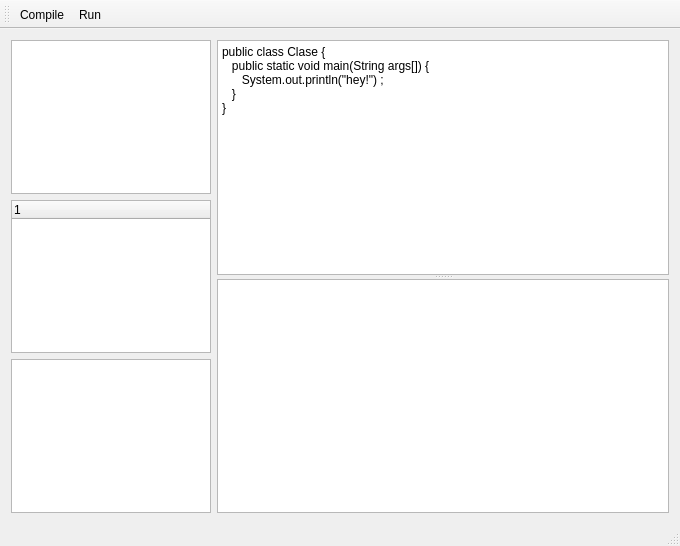
This is mainwindow.ui in ricardogang/CoderWatch as Qt 5 draws it before an edit. The edited form follows.
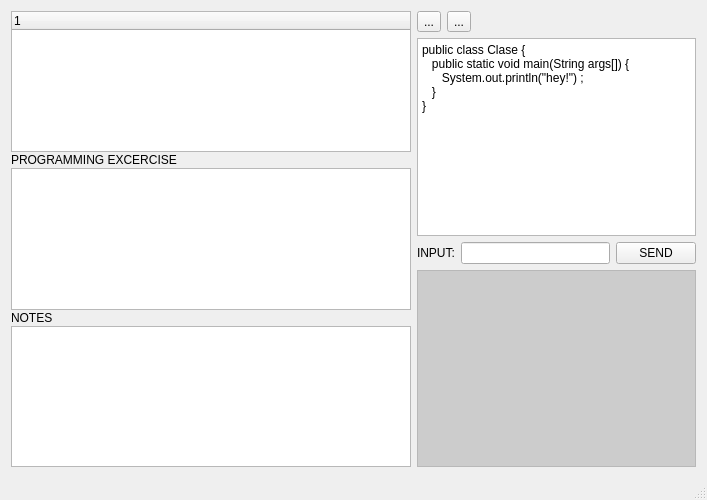
This is the edited form. Icons and pictures are not drawn.

```diff
--- a/mainwindow.ui
+++ b/mainwindow.ui
@@ -6,47 +6,43 @@
    <rect>
     <x>0</x>
     <y>0</y>
-    <width>680</width>
-    <height>546</height>
+    <width>707</width>
+    <height>500</height>
    </rect>
   </property>
-  <property name="maximumSize">
+  <property name="minimumSize">
    <size>
-    <width>2000</width>
-    <height>1500</height>
+    <width>700</width>
+    <height>500</height>
    </size>
   </property>
   <property name="windowTitle">
    <string>MainWindow</string>
   </property>
   <widget class="QWidget" name="centralWidget">
-   <layout class="QHBoxLayout" name="horizontalLayout">
+   <layout class="QHBoxLayout" name="horizontalLayout_5">
     <item>
-     <layout class="QFormLayout" name="formLayout">
-      <item row="0" column="0">
+     <layout class="QHBoxLayout" name="horizontalLayout_3">
+      <item>
        <layout class="QVBoxLayout" name="verticalLayout">
-        <item>
-         <widget class="QTextEdit" name="txtProblem">
-          <property name="maximumSize">
-           <size>
-            <width>200</width>
-            <height>200</height>
-           </size>
-          </property>
-         </widget>
-        </item>
+        <property name="spacing">
+         <number>1</number>
+        </property>
+        <property name="sizeConstraint">
+         <enum>QLayout::SetMinAndMaxSize</enum>
+        </property>
         <item>
          <widget class="QTreeWidget" name="treeOutline">
           <property name="minimumSize">
            <size>
-            <width>0</width>
+            <width>400</width>
             <height>0</height>
            </size>
           </property>
           <property name="maximumSize">
            <size>
-            <width>200</width>
-            <height>200</height>
+            <width>400</width>
+            <height>300</height>
            </size>
           </property>
           <column>
@@ -56,41 +52,240 @@
           </column>
          </widget>
         </item>
+        <item>
+         <widget class="QLabel" name="lblExcercise">
+          <property name="text">
+           <string>PROGRAMMING EXCERCISE</string>
+          </property>
+         </widget>
+        </item>
         <item>
          <widget class="QTextEdit" name="txtNotes">
+          <property name="minimumSize">
+           <size>
+            <width>400</width>
+            <height>0</height>
+           </size>
+          </property>
           <property name="maximumSize">
            <size>
-            <width>200</width>
-            <height>200</height>
+            <width>400</width>
+            <height>300</height>
            </size>
           </property>
          </widget>
         </item>
+        <item>
+         <widget class="QLabel" name="lblNotes">
+          <property name="text">
+           <string>NOTES</string>
+          </property>
+         </widget>
+        </item>
+        <item>
+         <widget class="QTextEdit" name="txtProblem">
+          <property name="minimumSize">
+           <size>
+            <width>400</width>
+            <height>0</height>
+           </size>
+          </property>
+          <property name="maximumSize">
+           <size>
+            <width>400</width>
+            <height>300</height>
+           </size>
+          </property>
+         </widget>
+        </item>
+        <item>
+         <spacer name="verticalSpacer">
+          <property name="orientation">
+           <enum>Qt::Vertical</enum>
+          </property>
+          <property name="sizeHint" stdset="0">
+           <size>
+            <width>20</width>
+            <height>40</height>
+           </size>
+          </property>
+         </spacer>
+        </item>
        </layout>
       </item>
-      <item row="0" column="1">
-       <widget class="QSplitter" name="splitter">
-        <property name="orientation">
-         <enum>Qt::Vertical</enum>
-        </property>
-        <widget class="QPlainTextEdit" name="txtSourceCode">
-         <property name="plainText">
-          <string>public class Clase {
+      <item>
+       <layout class="QVBoxLayout" name="verticalLayout_2">
+        <item>
+         <layout class="QHBoxLayout" name="horizontalLayout">
+          <item>
+           <widget class="QToolButton" name="btnCompile">
+            <property name="text">
+             <string>...</string>
+            </property>
+            <property name="iconSize">
+             <size>
+              <width>50</width>
+              <height>50</height>
+             </size>
+            </property>
+            <property name="toolButtonStyle">
+             <enum>Qt::ToolButtonTextBesideIcon</enum>
+            </property>
+           </widget>
+          </item>
+          <item>
+           <widget class="QToolButton" name="btnRun">
+            <property name="sizePolicy">
+             <sizepolicy hsizetype="Fixed" vsizetype="Fixed">
+              <horstretch>2</horstretch>
+              <verstretch>2</verstretch>
+             </sizepolicy>
+            </property>
+            <property name="text">
+             <string>...</string>
+            </property>
+            <property name="iconSize">
+             <size>
+              <width>50</width>
+              <height>50</height>
+             </size>
+            </property>
+            <property name="toolButtonStyle">
+             <enum>Qt::ToolButtonTextBesideIcon</enum>
+            </property>
+           </widget>
+          </item>
+          <item>
+           <spacer name="horizontalSpacer">
+            <property name="orientation">
+             <enum>Qt::Horizontal</enum>
+            </property>
+            <property name="sizeHint" stdset="0">
+             <size>
+              <width>40</width>
+              <height>20</height>
+             </size>
+            </property>
+           </spacer>
+          </item>
+         </layout>
+        </item>
+        <item>
+         <widget class="QPlainTextEdit" name="txtSourceCode">
+          <property name="plainText">
+           <string>public class Clase {
    public static void main(String args[]) {
       System.out.println(&quot;hey!&quot;) ;
    }
 }</string>
-         </property>
-        </widget>
-        <widget class="QPlainTextEdit" name="txtConsole">
-         <property name="maximumSize">
-          <size>
-           <width>16777215</width>
-           <height>300</height>
-          </size>
-         </property>
-        </widget>
-       </widget>
+          </property>
+         </widget>
+        </item>
+        <item>
+         <layout class="QHBoxLayout" name="horizontalLayout_2">
+          <item>
+           <widget class="QLabel" name="lblInput">
+            <property name="text">
+             <string>INPUT:</string>
+            </property>
+           </widget>
+          </item>
+          <item>
+           <widget class="QLineEdit" name="lineEdit"/>
+          </item>
+          <item>
+           <widget class="QPushButton" name="btnSend">
+            <property name="text">
+             <string>SEND</string>
+            </property>
+           </widget>
+          </item>
+         </layout>
+        </item>
+        <item>
+         <widget class="QPlainTextEdit" name="txtConsole">
+          <property name="maximumSize">
+           <size>
+            <width>16777215</width>
+            <height>300</height>
+           </size>
+          </property>
+          <property name="palette">
+           <palette>
+            <active>
+             <colorrole role="Light">
+              <brush brushstyle="SolidPattern">
+               <color alpha="255">
+                <red>255</red>
+                <green>255</green>
+                <blue>255</blue>
+               </color>
+              </brush>
+             </colorrole>
+             <colorrole role="Base">
+              <brush brushstyle="SolidPattern">
+               <color alpha="255">
+                <red>204</red>
+                <green>204</green>
+                <blue>204</blue>
+               </color>
+              </brush>
+             </colorrole>
+            </active>
+            <inactive>
+             <colorrole role="Light">
+              <brush brushstyle="SolidPattern">
+               <color alpha="255">
+                <red>255</red>
+                <green>255</green>
+                <blue>255</blue>
+               </color>
+              </brush>
+             </colorrole>
+             <colorrole role="Base">
+              <brush brushstyle="SolidPattern">
+               <color alpha="255">
+                <red>204</red>
+                <green>204</green>
+                <blue>204</blue>
+               </color>
+              </brush>
+             </colorrole>
+            </inactive>
+            <disabled>
+             <colorrole role="Light">
+              <brush brushstyle="SolidPattern">
+               <color alpha="255">
+                <red>255</red>
+                <green>255</green>
+                <blue>255</blue>
+               </color>
+              </brush>
+             </colorrole>
+             <colorrole role="Base">
+              <brush brushstyle="SolidPattern">
+               <color alpha="255">
+                <red>240</red>
+                <green>240</green>
+                <blue>240</blue>
+               </color>
+              </brush>
+             </colorrole>
+            </disabled>
+           </palette>
+          </property>
+          <property name="font">
+           <font>
+            <family>Lucida Console</family>
+            <pointsize>10</pointsize>
+           </font>
+          </property>
+          <property name="mouseTracking">
+           <bool>false</bool>
+          </property>
+         </widget>
+        </item>
+       </layout>
       </item>
      </layout>
     </item>
@@ -106,16 +301,6 @@
     </rect>
    </property>
   </widget>
-  <widget class="QToolBar" name="mainToolBar">
-   <attribute name="toolBarArea">
-    <enum>TopToolBarArea</enum>
-   </attribute>
-   <attribute name="toolBarBreak">
-    <bool>false</bool>
-   </attribute>
-   <addaction name="actionCompile"/>
-   <addaction name="actionRun"/>
-  </widget>
   <widget class="QStatusBar" name="statusBar"/>
   <action name="actionCompile">
    <property name="icon">
```
Left out of the diff: 7 changed lines with no effect on the pictures.
